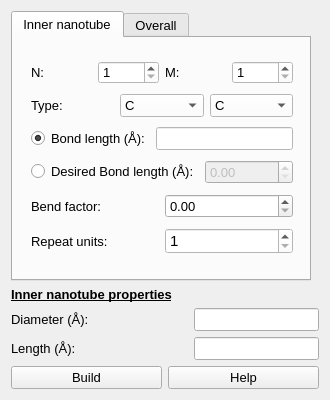
First picture: the form in furiousatoms/forms/MWNT.ui, repository nasimanousheh/furious-atoms, before the edit.
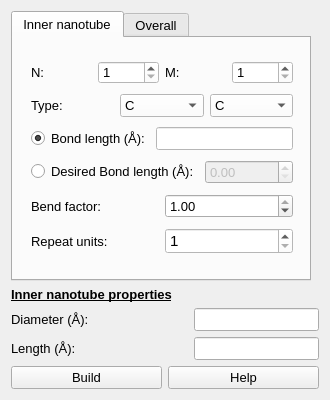
Second picture: the form after the edit.

Commit message: updated icon for bend factor

What changed in the file:
```diff
--- a/furiousatoms/forms/MWNT.ui
+++ b/furiousatoms/forms/MWNT.ui
@@ -349,6 +349,9 @@
               <property name="singleStep">
                <double>0.010000000000000</double>
               </property>
+              <property name="value">
+               <double>1.000000000000000</double>
+              </property>
              </widget>
             </item>
            </layout>
```
